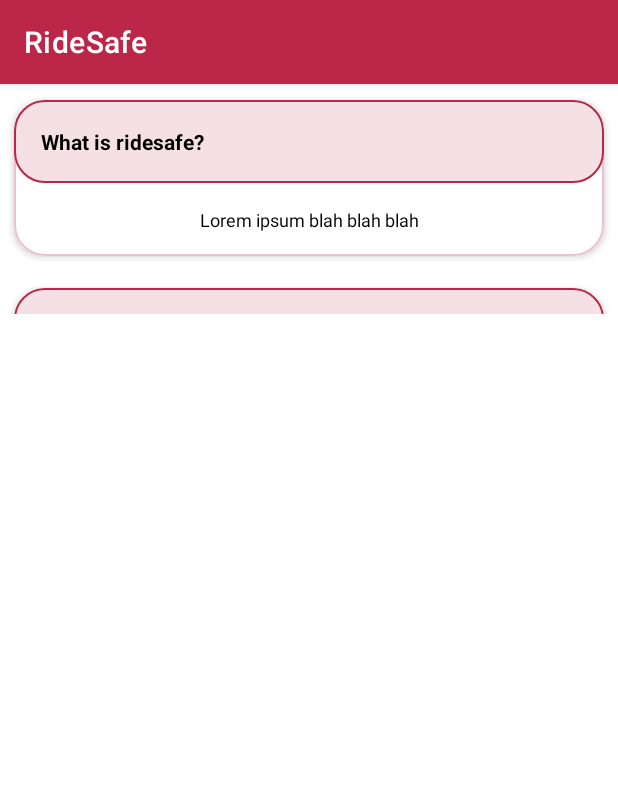
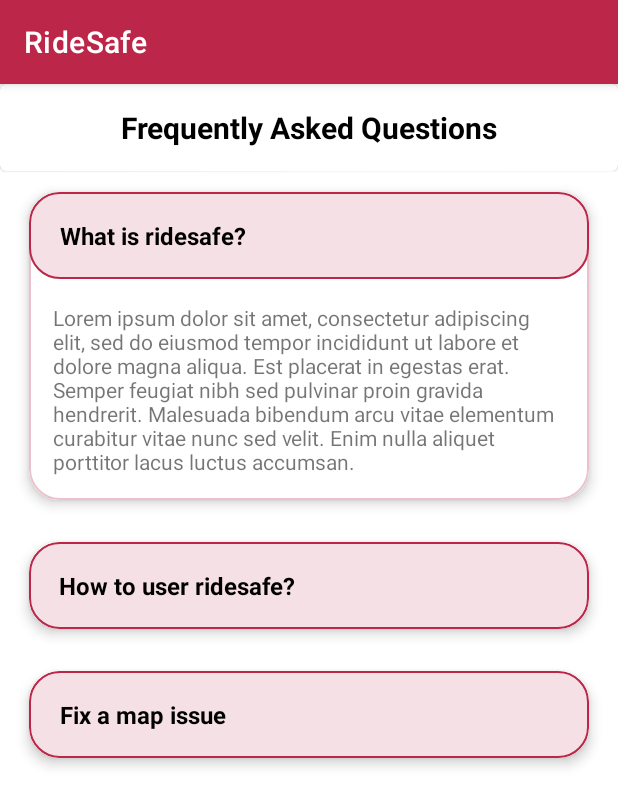
Before and after one commit to SirChubbx17/RideSafe, an Android app: the FAQ screen opened directly, with no data from a screen before it, after a tap on "What is ridesafe?", on a phone screen of 412 x 824 dp. Shown: the top 806 px of the screen. Run offline under Robolectric (Android 15) with nearby library versions, the phone set to English and light mode, and no system bars; Roboto replaces fonts that are not available here.

Commit message:
updated faq

```diff
--- a/app/src/main/java/com/example/ridesafe/FAQ.kt
+++ b/app/src/main/java/com/example/ridesafe/FAQ.kt
@@ -29,13 +29,19 @@ class FAQ : AppCompatActivity() {
         faqList.add(
             FAQData(
             "What is ridesafe?",
-            "Lorem ipsum blah blah blah"
+            "Lorem ipsum dolor sit amet, consectetur adipiscing elit, sed do eiusmod tempor incididunt ut labore et dolore magna aliqua. Est placerat in egestas erat. Semper feugiat nibh sed pulvinar proin gravida hendrerit. Malesuada bibendum arcu vitae elementum curabitur vitae nunc sed velit. Enim nulla aliquet porttitor lacus luctus accumsan."
             )
         )
         faqList.add(
             FAQData(
-                "What is ridesafe?",
-                "Lorem ipsum blah blah blah"
+                "How to user ridesafe?",
+                "Lorem ipsum dolor sit amet, consectetur adipiscing elit, sed do eiusmod tempor incididunt ut labore et dolore magna aliqua."
+            )
+        )
+        faqList.add(
+            FAQData(
+                "Fix a map issue",
+                "Lorem ipsum dolor sit amet, consectetur adipiscing elit, sed do eiusmod tempor incididunt ut labore et dolore magna aliqua."
             )
         )
     }
--- a/app/src/main/res/layout/rs_frag_faq.xml
+++ b/app/src/main/res/layout/rs_frag_faq.xml
@@ -1,24 +1,48 @@
 <?xml version="1.0" encoding="utf-8"?>
-<layout xmlns:android="http://schemas.android.com/apk/res/android"
+<androidx.constraintlayout.widget.ConstraintLayout xmlns:android="http://schemas.android.com/apk/res/android"
+    xmlns:app="http://schemas.android.com/apk/res-auto"
     xmlns:tools="http://schemas.android.com/tools"
-    xmlns:app="http://schemas.android.com/apk/res-auto"
-    tools:context="com.example.ridesafe.MainActivity">
+    android:layout_width="match_parent"
+    android:layout_height="match_parent"
+    tools:context=".MainActivity">
 
 
-    <androidx.constraintlayout.widget.ConstraintLayout
-        android:layout_width="match_parent"
-        android:layout_height="match_parent">
-
-        <androidx.recyclerview.widget.RecyclerView
-            android:layout_width="match_parent"
+        <com.google.android.material.card.MaterialCardView
+            android:id="@+id/materialCardView"
+            android:layout_width="0dp"
             android:layout_height="wrap_content"
-            android:id="@+id/recyclerView"
-            app:layoutManager="androidx.recyclerview.widget.LinearLayoutManager"
+            app:layout_constraintBottom_toTopOf="@+id/recyclerView"
             app:layout_constraintEnd_toEndOf="parent"
             app:layout_constraintHorizontal_bias="0.5"
             app:layout_constraintStart_toStartOf="parent"
-            app:layout_constraintTop_toTopOf="parent" />
+            app:layout_constraintTop_toTopOf="parent">
 
-    </androidx.constraintlayout.widget.ConstraintLayout>
+                <TextView
+                    android:id="@+id/txtFAQ"
+                    android:layout_width="match_parent"
+                    android:layout_height="match_parent"
+                    android:padding="15dp"
+                    android:text="Frequently Asked Questions"
+                    android:textAlignment="center"
+                    android:textColor="@color/black"
+                    android:textSize="20sp"
+                    android:textStyle="bold" />
 
-</layout>
+        </com.google.android.material.card.MaterialCardView>
+
+        <androidx.recyclerview.widget.RecyclerView
+            android:layout_width="0dp"
+            android:layout_height="0dp"
+            android:id="@+id/recyclerView"
+            android:layout_marginBottom="5dp"
+            app:layoutManager="androidx.recyclerview.widget.LinearLayoutManager"
+            app:layout_constraintBottom_toBottomOf="parent"
+            app:layout_constraintEnd_toEndOf="parent"
+            app:layout_constraintHorizontal_bias="0.5"
+            app:layout_constraintStart_toStartOf="parent"
+            app:layout_constraintTop_toBottomOf="@+id/materialCardView" >
+
+        </androidx.recyclerview.widget.RecyclerView>
+
+
+</androidx.constraintlayout.widget.ConstraintLayout>
--- a/app/src/main/res/layout/rs_frag_faqrow.xml
+++ b/app/src/main/res/layout/rs_frag_faqrow.xml
@@ -1,18 +1,13 @@
 <?xml version="1.0" encoding="utf-8"?>
-<LinearLayout xmlns:android="http://schemas.android.com/apk/res/android"
+<com.google.android.material.card.MaterialCardView xmlns:android="http://schemas.android.com/apk/res/android"
     xmlns:app="http://schemas.android.com/apk/res-auto"
     xmlns:tools="http://schemas.android.com/tools"
+    android:layout_width="match_parent"
     android:layout_height="wrap_content"
-    android:layout_width="match_parent">
-
-
-    <com.google.android.material.card.MaterialCardView
-        android:layout_width="match_parent"
-        android:layout_height="match_parent"
+    android:layout_marginHorizontal="8dp"
     app:cardCornerRadius="20dp"
-        app:cardElevation="3dp"
-        app:cardUseCompatPadding="true"
-        android:background="@color/header">
+    app:cardElevation="5dp"
+    app:cardUseCompatPadding="true">
 
     <androidx.constraintlayout.widget.ConstraintLayout
         android:layout_width="match_parent"
@@ -26,40 +21,38 @@
             android:background="@drawable/card_header"
             android:padding="8dp"
             app:layout_constraintEnd_toEndOf="parent"
+            app:layout_constraintHorizontal_bias="0.5"
             app:layout_constraintStart_toStartOf="parent"
             app:layout_constraintTop_toTopOf="parent">
 
 
             <TextView
                 android:id="@+id/faq"
-                    android:layout_width="match_parent"
-                    android:layout_height="wrap_content"
+                android:layout_width="wrap_content"
+                android:layout_height="match_parent"
                 android:padding="10dp"
-                    android:text="@string/question"
+                android:text="Question"
                 android:textColor="@color/black"
-                    android:textSize="14sp"
+                android:textSize="16sp"
                 android:textStyle="bold"
                 app:layout_constraintBottom_toBottomOf="parent"
                 app:layout_constraintEnd_toEndOf="parent"
+                app:layout_constraintHorizontal_bias="0.013"
                 app:layout_constraintStart_toStartOf="parent"
-                    app:layout_constraintTop_toTopOf="parent"/>
+                app:layout_constraintTop_toTopOf="parent" />
+        </androidx.constraintlayout.widget.ConstraintLayout>
 
-
-            </androidx.constraintlayout.widget.ConstraintLayout>
         <TextView
             android:id="@+id/faq_content"
-                android:layout_width="wrap_content"
+            android:layout_width="0dp"
             android:layout_height="wrap_content"
             android:padding="16dp"
-                android:text="@string/content"
-                android:textColor="@color/black"
-                android:textSize="12sp"
+            android:text="Content"
             app:layout_constraintEnd_toEndOf="parent"
+            app:layout_constraintHorizontal_bias="0.5"
             app:layout_constraintStart_toStartOf="parent"
-                app:layout_constraintTop_toBottomOf="@id/constraintLayout"/>
+            app:layout_constraintTop_toBottomOf="@id/constraintLayout" />
 
     </androidx.constraintlayout.widget.ConstraintLayout>
 
 </com.google.android.material.card.MaterialCardView>
-
-</LinearLayout>
```
Lines whose indentation alone changed are shown as unchanged.
